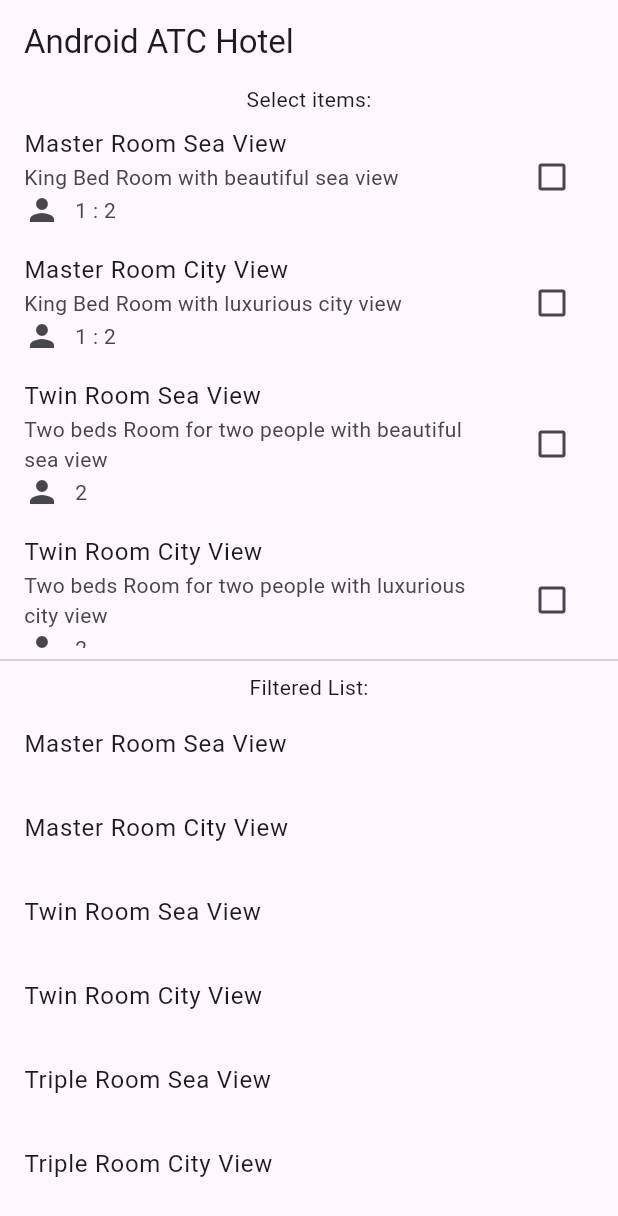
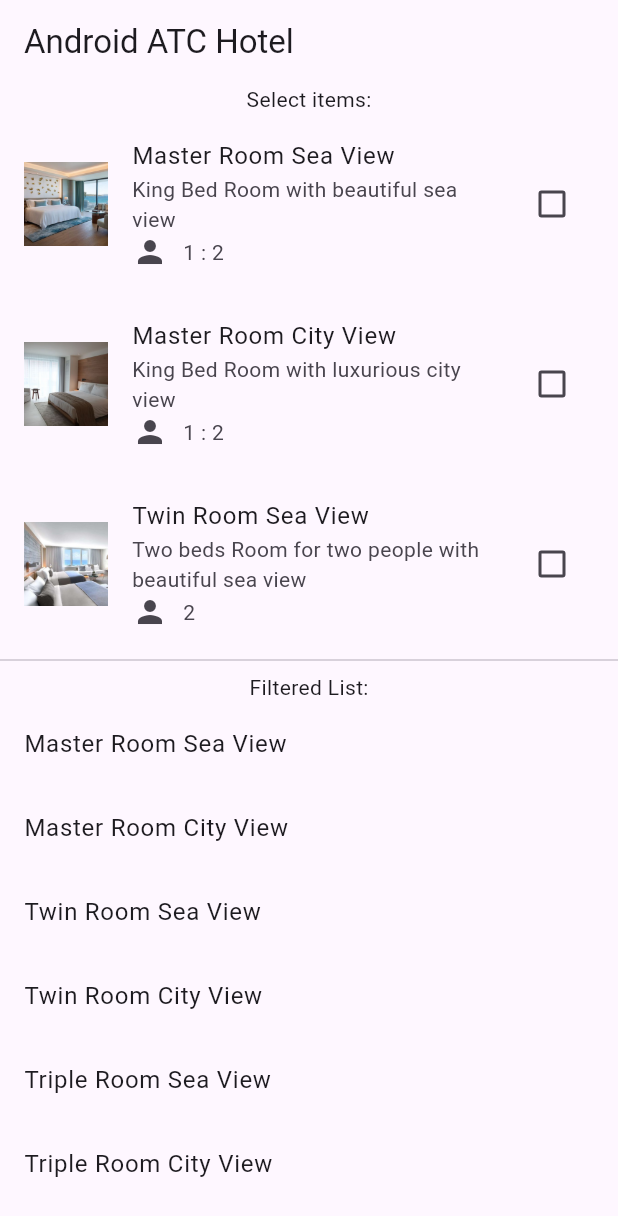
Before and after one commit to NadaMakkawy/task_11, a Flutter app: the screen it shows after launch, on a phone screen of 412 x 824 dp. Shown: the top 1216 px of the screen. Run offline on Flutter 3.47's test engine with Material 3 defaults, Android fonts, the phone set to English and light mode, and no system bars.

Commit message:
added images to items

```diff
--- a/lib/main.dart
+++ b/lib/main.dart
@@ -44,39 +44,45 @@ class _HomePageState extends State<HomePage> {
       'title': 'Master Room Sea View',
       'description': 'King Bed Room with beautiful sea view',
       'capacity': '1 : 2',
-      'isSelected': false
+      'isSelected': false,
+      'imagePath': 'assets/master-sea.jpg',
     },
     {
       'title': 'Master Room City View',
       'description': 'King Bed Room with luxurious city view',
       'capacity': '1 : 2',
-      'isSelected': false
+      'isSelected': false,
+      'imagePath': 'assets/master-city.jpg',
     },
     {
       'title': 'Twin Room Sea View',
       'description': 'Two beds Room for two people with beautiful sea view',
       'capacity': '2',
-      'isSelected': false
+      'isSelected': false,
+      'imagePath': 'assets/twin-sea.jpg',
     },
     {
       'title': 'Twin Room City View',
       'description': 'Two beds Room for two people with luxurious city view',
       'capacity': '2',
-      'isSelected': false
+      'isSelected': false,
+      'imagePath': 'assets/twin-city.jpg',
     },
     {
       'title': 'Triple Room Sea View',
       'description':
           'Three beds Room for three or more people with beautiful sea view',
       'capacity': '1 : 3',
-      'isSelected': false
+      'isSelected': false,
+      'imagePath': 'assets/three-bed-sea.jpg',
     },
     {
       'title': 'Triple Room City View',
       'description':
           'Three beds Room for three or more people with luxurious city view',
       'capacity': '1 : 3',
-      'isSelected': false
+      'isSelected': false,
+      'imagePath': 'assets/three-bed-city.jpg',
     },
   ];
 
@@ -132,6 +138,7 @@ class _HomePageState extends State<HomePage> {
 
 class CheckListOption extends StatefulWidget {
   final String itemName;
+  final String? imagePath;
   final Column itemText;
   final bool isSelected;
   final Function(bool?)? onChangedFn;
@@ -139,6 +146,7 @@ class CheckListOption extends StatefulWidget {
   const CheckListOption({
     super.key,
     required this.itemName,
+    this.imagePath,
     required this.itemText,
     required this.isSelected,
     required this.onChangedFn,
@@ -152,8 +160,18 @@ class _CheckListOptionState extends State<CheckListOption> {
   @override
   Widget build(BuildContext context) {
     return CheckboxListTile(
-      title: Text(widget.itemName),
-      subtitle: widget.itemText,
+      title: ListTile(
+        leading: Container(
+          child: Image.asset(widget.imagePath!),
+        ),
+        // CircleAvatar(
+        //   backgroundImage: AssetImage(widget.imagePath!),
+        //   radius: 30,
+        // ),
+        contentPadding: EdgeInsets.all(0),
+        title: Text(widget.itemName),
+        subtitle: widget.itemText,
+      ),
       value: widget.isSelected,
       onChanged: widget.onChangedFn,
     );
@@ -184,6 +202,8 @@ class _CheckListOptionsListState extends State<CheckListOptionsList> {
         String itemDescription = widget.itemsList[index]['description'];
         String itemcapacity = widget.itemsList[index]['capacity'];
         bool isSelected = widget.itemsList[index]['isSelected'];
+        String imagePath = widget.itemsList[index]['imagePath'];
+
         return CheckListOption(
           isSelected: isSelected,
           itemName: itemName,
@@ -212,6 +232,7 @@ class _CheckListOptionsListState extends State<CheckListOptionsList> {
               },
             );
           },
+          imagePath: imagePath,
         );
       },
     );
```
